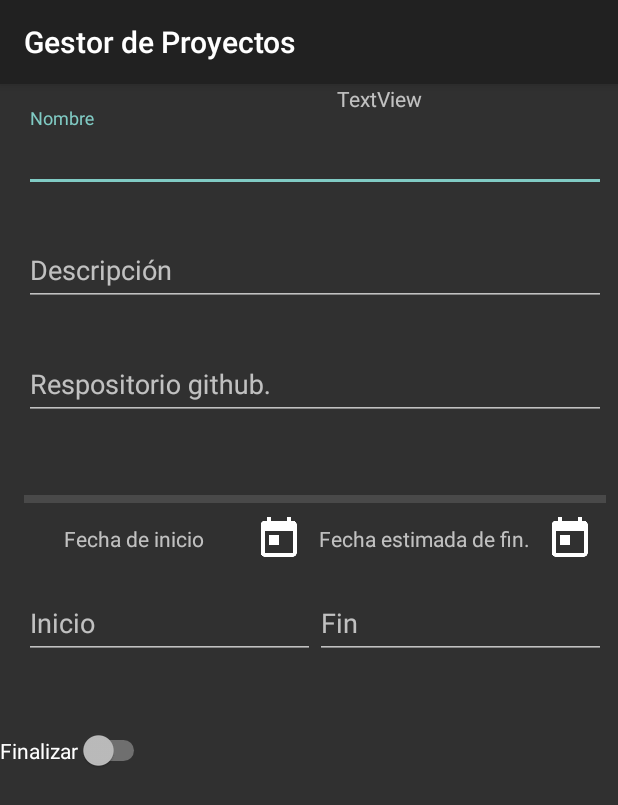
After one commit to Sjgu1/tfg-app, an Android app: the UpdateProjectActivity screen opened directly, with no data from a screen before it, on a phone screen of 412 x 824 dp. The commit adds this screen. Shown: the top 805 px of the screen. Run offline under Robolectric (Android 15) with nearby library versions, the phone set to English and light mode, and no system bars.

Commit message:
Starting new activities

```diff
--- /dev/null
+++ b/MyApplication/app/src/main/java/sergiojuliogu/myapplication/UpdateProjectActivity.java
@@ -0,0 +1,13 @@
+package sergiojuliogu.myapplication;
+
+import android.support.v7.app.AppCompatActivity;
+import android.os.Bundle;
+
+public class UpdateProjectActivity extends AppCompatActivity {
+
+    @Override
+    protected void onCreate(Bundle savedInstanceState) {
+        super.onCreate(savedInstanceState);
+        setContentView(R.layout.activity_update_project);
+    }
+}
--- /dev/null
+++ b/MyApplication/app/src/main/res/layout/activity_update_project.xml
@@ -0,0 +1,238 @@
+<?xml version="1.0" encoding="utf-8"?>
+<android.support.constraint.ConstraintLayout xmlns:android="http://schemas.android.com/apk/res/android"
+    xmlns:app="http://schemas.android.com/apk/res-auto"
+    xmlns:tools="http://schemas.android.com/tools"
+    android:layout_width="match_parent"
+    android:layout_height="match_parent"
+    tools:context=".UpdateProjectActivity">
+
+    <ScrollView
+        android:id="@+id/scrollView4"
+        android:layout_width="wrap_content"
+        android:layout_height="0dp"
+        android:layout_marginEnd="8dp"
+        android:layout_marginStart="8dp"
+        android:layout_marginTop="8dp"
+        android:layout_weight="1"
+        app:layout_constraintEnd_toEndOf="parent"
+        app:layout_constraintStart_toStartOf="parent"
+        app:layout_constraintTop_toTopOf="parent">
+
+        <LinearLayout
+            android:layout_width="wrap_content"
+            android:layout_height="wrap_content"
+            android:layout_marginBottom="8dp"
+            android:layout_marginEnd="8dp"
+            android:layout_marginStart="16dp"
+            android:layout_marginTop="8dp"
+            android:gravity="top|bottom"
+            android:orientation="vertical"
+            app:layout_constraintBottom_toBottomOf="parent"
+            app:layout_constraintEnd_toEndOf="parent"
+            app:layout_constraintHorizontal_bias="1.0"
+            app:layout_constraintStart_toStartOf="parent"
+            app:layout_constraintTop_toTopOf="parent"
+            app:layout_constraintVertical_bias="0.0"
+            tools:layout_editor_absoluteX="8dp"
+            tools:layout_editor_absoluteY="8dp">
+
+
+            <android.support.design.widget.TextInputLayout
+                android:layout_width="match_parent"
+                android:layout_height="wrap_content">
+
+                <EditText
+                    android:id="@+id/input_nombre"
+                    android:layout_width="match_parent"
+                    android:layout_height="wrap_content"
+                    android:layout_marginTop="20dp"
+                    android:hint="@string/prompt_name"
+                    android:inputType="text"
+                    android:maxLines="1"
+                    android:singleLine="true" />
+            </android.support.design.widget.TextInputLayout>
+
+            <Space
+                android:layout_width="match_parent"
+                android:layout_height="20dp"
+                android:layout_weight="1" />
+
+
+            <android.support.design.widget.TextInputLayout
+                android:layout_width="match_parent"
+                android:layout_height="wrap_content">
+
+                <EditText
+                    android:id="@+id/input_description"
+                    android:layout_width="match_parent"
+                    android:layout_height="wrap_content"
+                    android:layout_marginTop="20dp"
+                    android:hint="@string/prompt_description"
+                    android:inputType="text"
+                    android:maxLines="10"
+                    android:singleLine="true" />
+            </android.support.design.widget.TextInputLayout>
+
+            <Space
+                android:layout_width="match_parent"
+                android:layout_height="20dp"
+                android:layout_weight="1" />
+
+            <android.support.design.widget.TextInputLayout
+                android:layout_width="match_parent"
+                android:layout_height="wrap_content">
+
+                <EditText
+                    android:id="@+id/input_respository"
+                    android:layout_width="match_parent"
+                    android:layout_height="wrap_content"
+                    android:layout_marginTop="20dp"
+                    android:hint="@string/prompt_repository"
+                    android:inputType="textUri"
+                    android:maxLines="1"
+                    android:singleLine="true" />
+            </android.support.design.widget.TextInputLayout>
+
+            <Space
+                android:layout_width="match_parent"
+                android:layout_height="30dp"
+                android:layout_marginBottom="20dp"
+                android:layout_weight="1" />
+
+            <View
+                android:id="@+id/divider6"
+                android:layout_width="match_parent"
+                android:layout_height="5dp"
+                android:layout_weight="1"
+                android:background="?android:attr/listDivider" />
+
+            <TableRow
+                android:layout_width="fill_parent"
+                android:layout_height="wrap_content">
+
+
+                <TextView
+                    android:id="@+id/label_start_date"
+                    android:layout_width="match_parent"
+                    android:layout_height="match_parent"
+                    android:layout_weight="1"
+                    android:gravity="center"
+                    android:text="@string/prompt_start_date"
+                    android:textAppearance="@android:style/TextAppearance.Material.Small" />
+
+                <ImageButton
+                    android:id="@+id/imageButton"
+                    android:layout_width="48dp"
+                    android:layout_height="48dp"
+                    android:background="@android:color/transparent"
+                    android:gravity="center"
+                    android:padding="10dp"
+                    app:srcCompat="@drawable/icono_today_48_white" />
+
+                <TextView
+                    android:id="@+id/label_end_date"
+                    android:layout_width="match_parent"
+                    android:layout_height="match_parent"
+                    android:layout_weight="1"
+                    android:gravity="center"
+                    android:text="@string/prompt_stimated_end_date"
+                    android:textAppearance="@android:style/TextAppearance.Material.Small" />
+
+                <ImageButton
+                    android:id="@+id/imageButton2"
+                    android:layout_width="48dp"
+                    android:layout_height="48dp"
+                    android:background="@android:color/transparent"
+                    android:gravity="center"
+                    android:padding="20dip"
+                    app:srcCompat="@drawable/icono_today_48_white" />
+
+            </TableRow>
+
+            <TableRow
+                android:layout_width="fill_parent"
+                android:layout_height="wrap_content"
+                android:gravity="center_horizontal">
+
+                <android.support.design.widget.TextInputLayout
+                    android:layout_width="match_parent"
+                    android:layout_height="wrap_content"
+                    android:layout_weight=".5">
+
+                    <EditText
+                        android:id="@+id/etxt_fromdate"
+                        android:layout_width="match_parent"
+                        android:layout_height="wrap_content"
+                        android:layout_weight=".5"
+                        android:editable="false"
+                        android:hint="Inicio"
+                        android:inputType="none" />
+                </android.support.design.widget.TextInputLayout>
+
+                <android.support.design.widget.TextInputLayout
+                    android:layout_width="match_parent"
+                    android:layout_height="wrap_content"
+                    android:layout_weight=".5">
+
+                    <EditText
+                        android:id="@+id/etxt_todate"
+                        android:layout_width="match_parent"
+                        android:layout_height="wrap_content"
+                        android:layout_weight=".5"
+                        android:editable="false"
+                        android:hint="Fin"
+                        android:inputType="none" />
+                </android.support.design.widget.TextInputLayout>
+
+                <View
+                    android:id="@+id/divider2"
+                    android:layout_width="match_parent"
+                    android:layout_height="5dp"
+                    android:layout_weight="1"
+                    android:background="?android:attr/listDivider" />
+
+                <Space
+                    android:layout_width="match_parent"
+                    android:layout_height="80dp"
+                    android:layout_marginBottom="15dp"
+                    android:layout_weight="1" />
+            </TableRow>
+
+        </LinearLayout>
+    </ScrollView>
+
+    <ListView
+        android:layout_width="348dp"
+        android:layout_height="102dp"
+        android:layout_marginBottom="8dp"
+        android:layout_marginEnd="10dp"
+        android:layout_marginStart="10dp"
+        android:layout_marginTop="8dp"
+        app:layout_constraintBottom_toBottomOf="parent"
+        app:layout_constraintEnd_toEndOf="parent"
+        app:layout_constraintHorizontal_bias="0.488"
+        app:layout_constraintStart_toStartOf="parent"
+        app:layout_constraintTop_toBottomOf="@+id/switch1" />
+
+    <Switch
+        android:id="@+id/switch1"
+        android:layout_width="wrap_content"
+        android:layout_height="wrap_content"
+        android:text="Finalizar"
+        app:layout_constraintTop_toBottomOf="@+id/scrollView4"
+        tools:layout_editor_absoluteX="158dp" />
+
+    <TextView
+        android:id="@+id/textView"
+        android:layout_width="wrap_content"
+        android:layout_height="wrap_content"
+        android:layout_marginEnd="8dp"
+        android:layout_marginStart="8dp"
+        android:text="TextView"
+        app:layout_constraintEnd_toEndOf="parent"
+        app:layout_constraintHorizontal_bias="0.488"
+        app:layout_constraintStart_toEndOf="@+id/switch1"
+        tools:layout_editor_absoluteY="438dp" />
+
+
+</android.support.constraint.ConstraintLayout>
--- a/MyApplication/app/src/main/res/values/strings.xml
+++ b/MyApplication/app/src/main/res/values/strings.xml
@@ -59,4 +59,5 @@
     <string name="title_notifications">Notifications</string>
 
     <string name="lorem_75">Lorem ipsum dolor sit amet, consectetur adipiscing elit. Nam sit amet nisi eu tortor egestas blandit. Vivamus condimentum placerat ante, eget maximus urna ornare id. Maecenas vel nibh vel lorem tristique aliquam. Sed auctor, risus at tempor scelerisque, sapien nisl blandit libero, sit amet venenatis lectus mi ac felis. Sed mattis dignissim mauris eget blandit. Cras mollis mauris mauris, non iaculis sem volutpat a. Integer non orci erat. Nam bibendum erat tortor, et cursus eros dictum a.</string>
+    <string name="title_activity_sprint">SprintActivity</string>
 </resources>
```
Also changed, not shown: MyApplication/app/src/main/AndroidManifest.xml (+8 -3 lines), MyApplication/app/src/main/java/sergiojuliogu/myapplication/SprintActivity.java (added, +44 -0 lines), MyApplication/app/src/main/java/sergiojuliogu/myapplication/SprintsActivity.java (added, +13 -0 lines), MyApplication/app/src/main/res/layout/activity_project.xml (+9 -3 lines), MyApplication/app/src/main/res/layout/activity_sprint.xml (added, +33 -0 lines), MyApplication/app/src/main/res/layout/activity_sprints.xml (added, +20 -0 lines), MyApplication/app/src/main/res/layout/linearlayout_sprint.xml (added, +20 -0 lines), MyApplication/app/src/main/res/layout/linearlayout_update_user_project.xml (added, +42 -0 lines).
